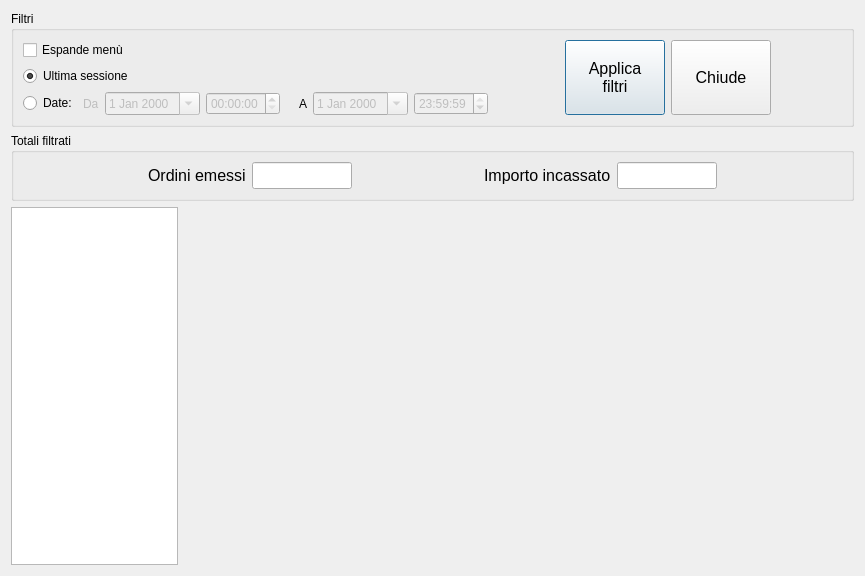
mtonin/gestcassa, file branches/ramo02/src/statsform.ui: the form before one commit.
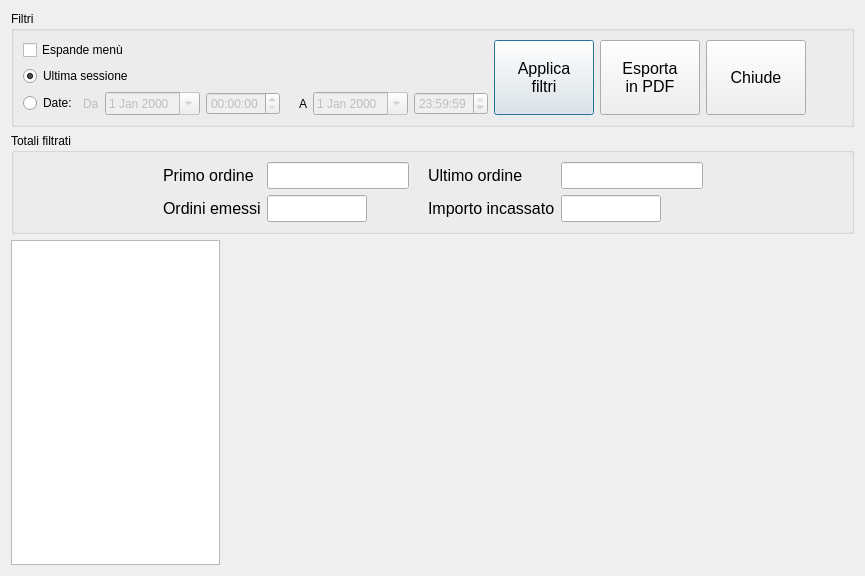
The form after the commit. Custom widgets are drawn as their Qt base class.

Diff of the .ui file:
```diff
--- a/branches/ramo02/src/statsform.ui
+++ b/branches/ramo02/src/statsform.ui
@@ -27,7 +27,7 @@
      </property>
      <layout class="QHBoxLayout" name="horizontalLayout_7">
       <item>
-       <layout class="QHBoxLayout" name="horizontalLayout_5">
+       <layout class="QHBoxLayout" name="horizontalLayout_5" stretch="0,1,0,0,0,0">
         <item>
          <layout class="QVBoxLayout" name="verticalLayout_3">
           <item>
@@ -152,8 +152,6 @@
          </spacer>
         </item>
         <item>
-         <layout class="QHBoxLayout" name="horizontalLayout_6">
-          <item>
            <widget class="QPushButton" name="filtraBtn">
             <property name="sizePolicy">
              <sizepolicy hsizetype="Minimum" vsizetype="Expanding">
@@ -184,7 +182,36 @@
             </property>
            </widget>
           </item>
-         </layout>
+        <item>
+         <widget class="QPushButton" name="stampaBtn">
+          <property name="sizePolicy">
+           <sizepolicy hsizetype="Minimum" vsizetype="Expanding">
+            <horstretch>0</horstretch>
+            <verstretch>0</verstretch>
+           </sizepolicy>
+          </property>
+          <property name="minimumSize">
+           <size>
+            <width>100</width>
+            <height>0</height>
+           </size>
+          </property>
+          <property name="maximumSize">
+           <size>
+            <width>16777215</width>
+            <height>100</height>
+           </size>
+          </property>
+          <property name="font">
+           <font>
+            <pointsize>12</pointsize>
+           </font>
+          </property>
+          <property name="text">
+           <string>Esporta
+in PDF</string>
+          </property>
+         </widget>
         </item>
         <item>
          <widget class="QPushButton" name="filtraBtn_2">
@@ -257,6 +284,78 @@
        </spacer>
       </item>
       <item>
+       <layout class="QGridLayout" name="gridLayout">
+        <item row="0" column="0">
+         <widget class="QLabel" name="label_5">
+          <property name="enabled">
+           <bool>true</bool>
+          </property>
+          <property name="font">
+           <font>
+            <pointsize>12</pointsize>
+           </font>
+          </property>
+          <property name="text">
+           <string>Primo ordine</string>
+          </property>
+         </widget>
+        </item>
+        <item row="0" column="1">
+         <widget class="QLineEdit" name="ordineDataFrom">
+          <property name="font">
+           <font>
+            <pointsize>12</pointsize>
+           </font>
+          </property>
+          <property name="readOnly">
+           <bool>true</bool>
+          </property>
+         </widget>
+        </item>
+        <item row="0" column="2">
+         <spacer name="horizontalSpacer_2">
+          <property name="orientation">
+           <enum>Qt::Horizontal</enum>
+          </property>
+          <property name="sizeType">
+           <enum>QSizePolicy::Fixed</enum>
+          </property>
+          <property name="sizeHint" stdset="0">
+           <size>
+            <width>13</width>
+            <height>17</height>
+           </size>
+          </property>
+         </spacer>
+        </item>
+        <item row="0" column="3">
+         <widget class="QLabel" name="label_6">
+          <property name="enabled">
+           <bool>true</bool>
+          </property>
+          <property name="font">
+           <font>
+            <pointsize>12</pointsize>
+           </font>
+          </property>
+          <property name="text">
+           <string>Ultimo ordine</string>
+          </property>
+         </widget>
+        </item>
+        <item row="0" column="4">
+         <widget class="QLineEdit" name="ordineDataTo">
+          <property name="font">
+           <font>
+            <pointsize>12</pointsize>
+           </font>
+          </property>
+          <property name="readOnly">
+           <bool>true</bool>
+          </property>
+         </widget>
+        </item>
+        <item row="1" column="0">
        <widget class="QLabel" name="label_4">
         <property name="font">
          <font>
@@ -268,7 +367,7 @@
         </property>
        </widget>
       </item>
-      <item>
+        <item row="1" column="1">
        <widget class="QLineEdit" name="totaleOrdiniTxt">
         <property name="maximumSize">
          <size>
@@ -291,7 +390,7 @@
         </property>
        </widget>
       </item>
-      <item>
+        <item row="1" column="2">
        <spacer name="horizontalSpacer_8">
         <property name="orientation">
          <enum>Qt::Horizontal</enum>
@@ -307,7 +406,7 @@
         </property>
        </spacer>
       </item>
-      <item>
+        <item row="1" column="3">
        <widget class="QLabel" name="label_3">
         <property name="font">
          <font>
@@ -319,7 +418,7 @@
         </property>
        </widget>
       </item>
-      <item>
+        <item row="1" column="4">
        <widget class="QLineEdit" name="totaleImportoTxt">
         <property name="maximumSize">
          <size>
@@ -342,6 +441,8 @@
         </property>
        </widget>
       </item>
+       </layout>
+      </item>
       <item>
        <spacer name="horizontalSpacer_10">
         <property name="orientation">
@@ -362,7 +463,7 @@
     </widget>
    </item>
    <item>
-    <layout class="QHBoxLayout" name="horizontalLayout_2" stretch="1,4">
+    <layout class="QHBoxLayout" name="horizontalLayout_2" stretch="0,3">
      <item>
       <widget class="QTableView" name="statsView">
        <property name="sizePolicy">
@@ -389,7 +490,7 @@
       <widget class="QCustomPlot" name="graficoPlot" native="true">
        <property name="sizePolicy">
         <sizepolicy hsizetype="Preferred" vsizetype="Preferred">
-         <horstretch>3</horstretch>
+         <horstretch>2</horstretch>
          <verstretch>0</verstretch>
         </sizepolicy>
        </property>
```
Left out of the diff: 1 changed line with no effect on the pictures. Lines whose indentation alone changed are shown as unchanged.
